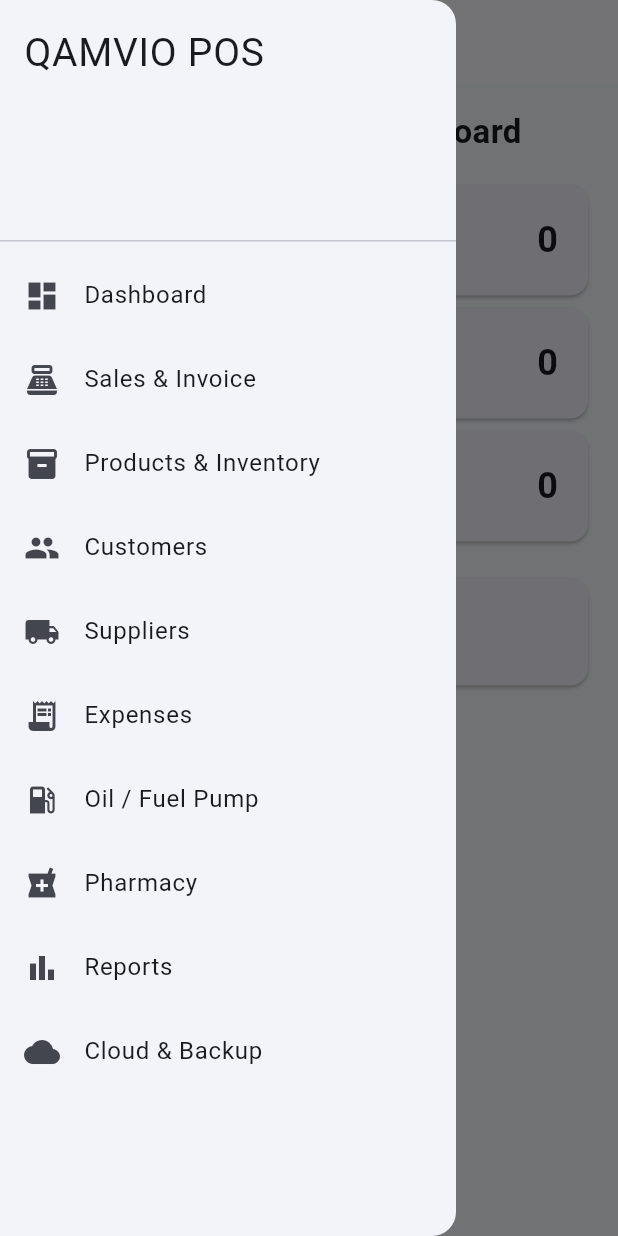
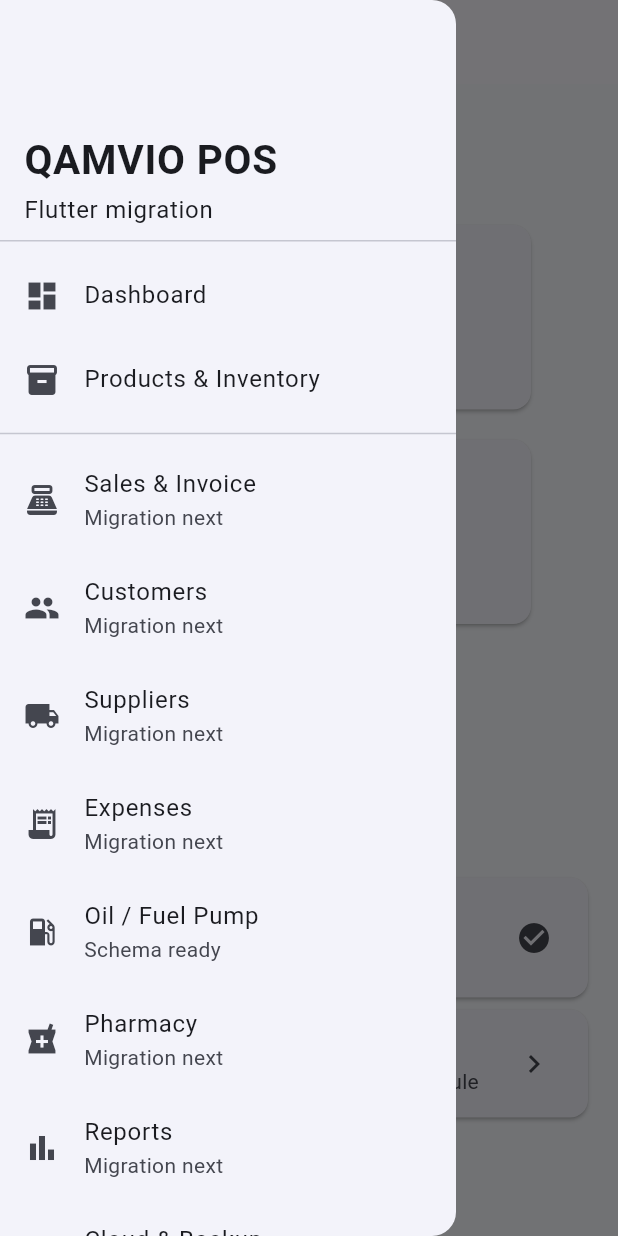
Before and after one commit to faisashahfaisa22-eng/OfflinePOS, a Flutter app: the screen it shows after launch, with the side drawer open, on a phone screen of 412 x 824 dp. Run offline on Flutter 3.47's test engine with Material 3 defaults, Android fonts, the light colour scheme and no system bars; our stand-ins replace sqflite; accounts and stored records are empty.

Commit message:
Wire Flutter dashboard to products module

```diff
--- a/flutter_app/lib/features/dashboard/dashboard_page.dart
+++ b/flutter_app/lib/features/dashboard/dashboard_page.dart
@@ -1,58 +1,140 @@
 import 'package:flutter/material.dart';
 import '../../core/database/app_database.dart';
+import '../products/products_page.dart';
 
 class DashboardPage extends StatefulWidget {
   const DashboardPage({super.key});
   @override
   State<DashboardPage> createState() => _DashboardPageState();
 }
+
 class _DashboardPageState extends State<DashboardPage> {
   late Future<Map<String, num>> totals;
+
+  void reload() => setState(() => totals = AppDatabase.instance.dashboardTotals());
+
   @override
-  void initState() { super.initState(); totals = AppDatabase.instance.dashboardTotals(); }
+  void initState() {
+    super.initState();
+    totals = AppDatabase.instance.dashboardTotals();
+  }
+
   @override
   Widget build(BuildContext context) {
     return Scaffold(
       appBar: AppBar(title: const Text('QAMVIO POS')),
-      drawer: const _QamvioDrawer(),
+      drawer: QamvioDrawer(onReturn: reload),
       body: FutureBuilder<Map<String, num>>(
         future: totals,
         builder: (context, snapshot) {
-          final data = snapshot.data ?? const {'sales': 0, 'expenses': 0, 'products': 0};
-          return ListView(padding: const EdgeInsets.all(16), children: [
-            const Text('Offline-first Business Dashboard', style: TextStyle(fontSize: 22, fontWeight: FontWeight.bold)),
-            const SizedBox(height: 16),
-            _Card('Sales', data['sales'] ?? 0),
-            _Card('Expenses', data['expenses'] ?? 0),
-            _Card('Products', data['products'] ?? 0),
-            const SizedBox(height: 16),
-            const Card(child: ListTile(leading: Icon(Icons.storage), title: Text('SQLite Offline Database'), subtitle: Text('Native database core is active.'))),
-          ]);
+          final data = snapshot.data ?? const {
+            'sales': 0, 'expenses': 0, 'products': 0, 'customers': 0, 'due': 0,
+          };
+          return RefreshIndicator(
+            onRefresh: () async => reload(),
+            child: ListView(
+              physics: const AlwaysScrollableScrollPhysics(),
+              padding: const EdgeInsets.all(16),
+              children: [
+                const Text('Business Dashboard', style: TextStyle(fontSize: 24, fontWeight: FontWeight.bold)),
+                const SizedBox(height: 4),
+                const Text('Native Flutter • SQLite offline-first'),
+                const SizedBox(height: 16),
+                Wrap(
+                  spacing: 12,
+                  runSpacing: 12,
+                  children: [
+                    MetricCard('Sales', data['sales'] ?? 0, Icons.point_of_sale),
+                    MetricCard('Expenses', data['expenses'] ?? 0, Icons.receipt_long),
+                    MetricCard('Products', data['products'] ?? 0, Icons.inventory_2),
+                    MetricCard('Customers', data['customers'] ?? 0, Icons.people),
+                    MetricCard('Due', data['due'] ?? 0, Icons.account_balance_wallet),
+                  ],
+                ),
+                const SizedBox(height: 18),
+                Card(
+                  child: ListTile(
+                    leading: const Icon(Icons.storage),
+                    title: const Text('SQLite Offline Database'),
+                    subtitle: const Text('Products and business records are stored in the native app database.'),
+                    trailing: const Icon(Icons.check_circle),
+                  ),
+                ),
+                Card(
+                  child: ListTile(
+                    leading: const Icon(Icons.inventory_2),
+                    title: const Text('Products & Inventory'),
+                    subtitle: const Text('Open the first migrated native module'),
+                    trailing: const Icon(Icons.chevron_right),
+                    onTap: () async {
+                      await Navigator.push(context, MaterialPageRoute(builder: (_) => const ProductsPage()));
+                      reload();
+                    },
+                  ),
+                ),
+              ],
+            ),
+          );
         },
       ),
     );
   }
 }
-class _Card extends StatelessWidget {
-  final String label; final num value;
-  const _Card(this.label, this.value);
+
+class MetricCard extends StatelessWidget {
+  final String label;
+  final num value;
+  final IconData icon;
+  const MetricCard(this.label, this.value, this.icon, {super.key});
+
   @override
-  Widget build(BuildContext context) => Card(child: Padding(padding: const EdgeInsets.all(20), child: Row(mainAxisAlignment: MainAxisAlignment.spaceBetween, children: [Text(label, style: const TextStyle(fontSize: 18)), Text('$value', style: const TextStyle(fontSize: 24, fontWeight: FontWeight.bold))])));
+  Widget build(BuildContext context) => SizedBox(
+    width: 165,
+    child: Card(
+      child: Padding(
+        padding: const EdgeInsets.all(16),
+        child: Column(crossAxisAlignment: CrossAxisAlignment.start, children: [
+          Icon(icon),
+          const SizedBox(height: 12),
+          Text(label),
+          const SizedBox(height: 4),
+          Text('$value', style: const TextStyle(fontSize: 22, fontWeight: FontWeight.bold)),
+        ]),
+      ),
+    ),
+  );
 }
-class _QamvioDrawer extends StatelessWidget {
-  const _QamvioDrawer();
+
+class QamvioDrawer extends StatelessWidget {
+  final VoidCallback onReturn;
+  const QamvioDrawer({required this.onReturn, super.key});
+
   @override
-  Widget build(BuildContext context) => Drawer(child: ListView(children: const [
-    DrawerHeader(child: Text('QAMVIO POS', style: TextStyle(fontSize: 26))),
-    ListTile(leading: Icon(Icons.dashboard), title: Text('Dashboard')),
-    ListTile(leading: Icon(Icons.point_of_sale), title: Text('Sales & Invoice')),
-    ListTile(leading: Icon(Icons.inventory_2), title: Text('Products & Inventory')),
-    ListTile(leading: Icon(Icons.people), title: Text('Customers')),
-    ListTile(leading: Icon(Icons.local_shipping), title: Text('Suppliers')),
-    ListTile(leading: Icon(Icons.receipt_long), title: Text('Expenses')),
-    ListTile(leading: Icon(Icons.local_gas_station), title: Text('Oil / Fuel Pump')),
-    ListTile(leading: Icon(Icons.local_pharmacy), title: Text('Pharmacy')),
-    ListTile(leading: Icon(Icons.bar_chart), title: Text('Reports')),
-    ListTile(leading: Icon(Icons.cloud), title: Text('Cloud & Backup')),
-  ]));
+  Widget build(BuildContext context) => Drawer(
+    child: ListView(children: [
+      const DrawerHeader(child: Column(crossAxisAlignment: CrossAxisAlignment.start, mainAxisAlignment: MainAxisAlignment.end, children: [
+        Text('QAMVIO POS', style: TextStyle(fontSize: 27, fontWeight: FontWeight.bold)),
+        Text('Flutter migration'),
+      ])),
+      const ListTile(leading: Icon(Icons.dashboard), title: Text('Dashboard')),
+      ListTile(
+        leading: const Icon(Icons.inventory_2),
+        title: const Text('Products & Inventory'),
+        onTap: () async {
+          Navigator.pop(context);
+          await Navigator.push(context, MaterialPageRoute(builder: (_) => const ProductsPage()));
+          onReturn();
+        },
+      ),
+      const Divider(),
+      const ListTile(leading: Icon(Icons.point_of_sale), title: Text('Sales & Invoice'), subtitle: Text('Migration next')),
+      const ListTile(leading: Icon(Icons.people), title: Text('Customers'), subtitle: Text('Migration next')),
+      const ListTile(leading: Icon(Icons.local_shipping), title: Text('Suppliers'), subtitle: Text('Migration next')),
+      const ListTile(leading: Icon(Icons.receipt_long), title: Text('Expenses'), subtitle: Text('Migration next')),
+      const ListTile(leading: Icon(Icons.local_gas_station), title: Text('Oil / Fuel Pump'), subtitle: Text('Schema ready')),
+      const ListTile(leading: Icon(Icons.local_pharmacy), title: Text('Pharmacy'), subtitle: Text('Migration next')),
+      const ListTile(leading: Icon(Icons.bar_chart), title: Text('Reports'), subtitle: Text('Migration next')),
+      const ListTile(leading: Icon(Icons.cloud), title: Text('Cloud & Backup'), subtitle: Text('Sync queue prepared')),
+    ]),
+  );
 }
```
